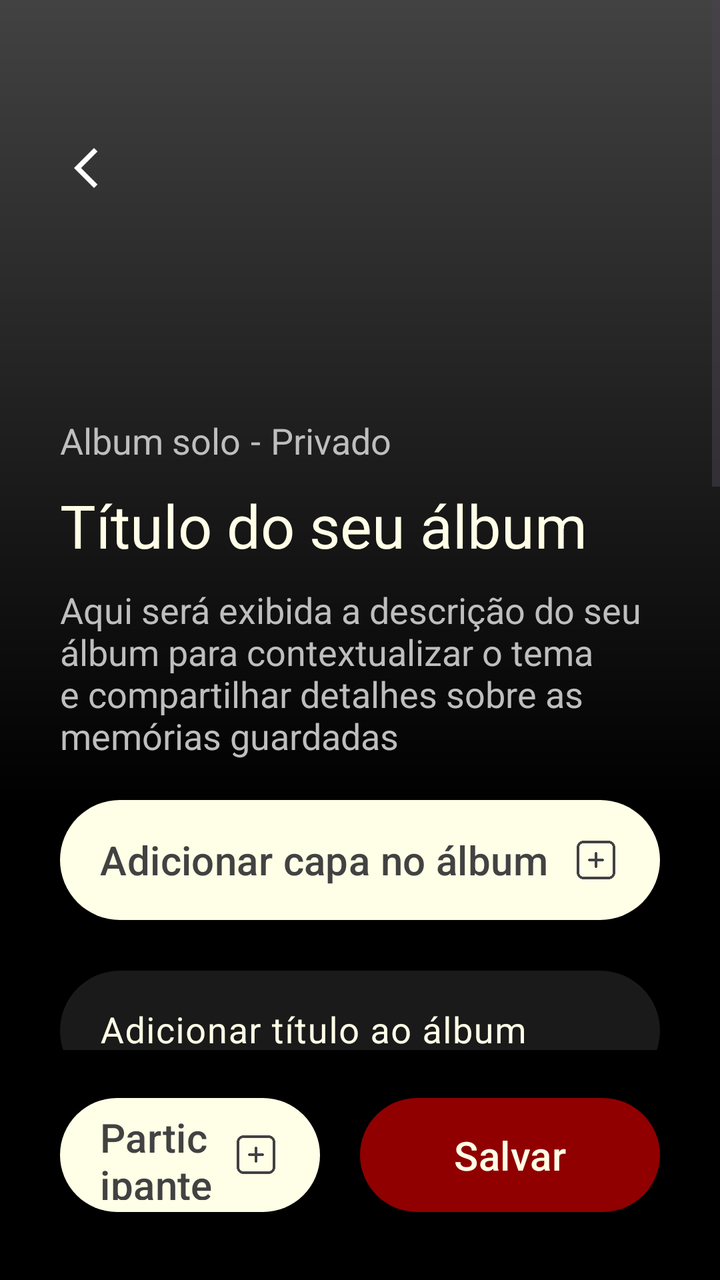
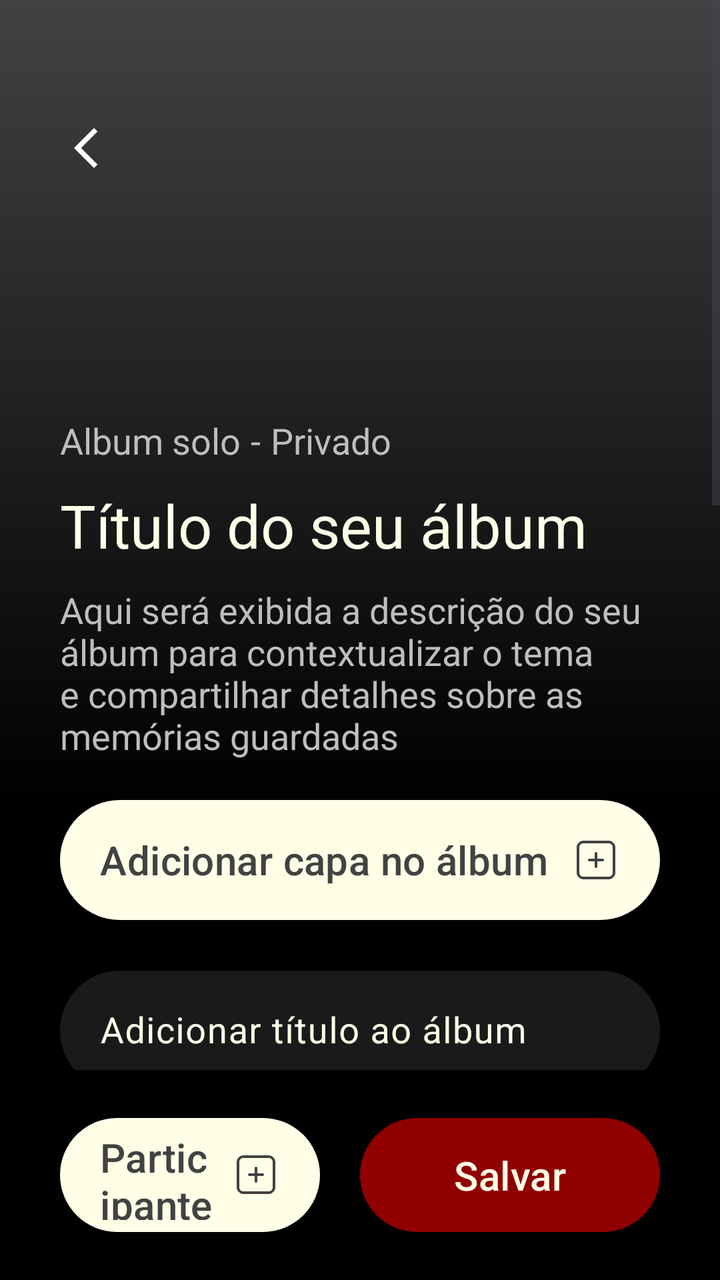

An Android layout rendered at two revisions. The XML below is the earlier revision; the diff shows what the commit changed to produce the second picture.
<!-- AndroidManifest.xml: application theme Theme.Monaly -->
<!-- res/layout/fragment_create_album.xml -->
<?xml version="1.0" encoding="utf-8"?>
<androidx.constraintlayout.widget.ConstraintLayout xmlns:android="http://schemas.android.com/apk/res/android"
    xmlns:app="http://schemas.android.com/apk/res-auto"
    xmlns:tools="http://schemas.android.com/tools"
    android:layout_width="match_parent"
    android:layout_height="match_parent"
    android:background="#000000">

    <com.google.android.material.button.MaterialButton
        android:id="@+id/buttomSaveAlbum"
        android:layout_width="150dp"
        android:layout_height="65dp"
        android:layout_marginEnd="30dp"
        android:layout_marginBottom="30dp"
        android:layout_weight="1"
        android:text="@string/create_album_button_save"
        android:textAllCaps="false"
        android:textColor="@color/bage_neutral"
        android:textSize="20sp"
        app:backgroundTint="@color/red"
        app:cornerRadius="30dp"
        app:layout_constraintBottom_toBottomOf="parent"
        app:layout_constraintEnd_toEndOf="parent" />

    <com.google.android.material.button.MaterialButton
        android:id="@+id/buttomAddParticipants"
        android:layout_width="0dp"
        android:layout_height="65dp"
        android:layout_marginStart="30dp"
        android:layout_marginEnd="20dp"
        android:layout_marginBottom="30dp"
        android:layout_weight="1"
        android:gravity="start|center_vertical"
        android:paddingStart="20dp"
        android:paddingEnd="20dp"
        android:text="@string/create_album_button_add_participants"
        android:textAllCaps="false"
        android:textColor="@color/gray_dark"
        android:textSize="20sp"
        app:backgroundTint="@color/bage_neutral"
        app:cornerRadius="30dp"
        app:icon="@drawable/ic_add_gray_dark"
        app:iconGravity="end"
        app:iconSize="24dp"
        app:iconTint="@null"
        app:layout_constraintBottom_toBottomOf="parent"
        app:layout_constraintEnd_toStartOf="@+id/buttomSaveAlbum"
        app:layout_constraintStart_toStartOf="parent" />

    <ScrollView
        android:id="@+id/scrollForm"
        android:layout_width="match_parent"
        android:layout_height="0dp"
        android:layout_marginBottom="20dp"
        android:fillViewport="true"
        app:layout_constraintBottom_toTopOf="@+id/buttomAddParticipants"
        app:layout_constraintEnd_toEndOf="parent"
        app:layout_constraintStart_toStartOf="parent"
        app:layout_constraintTop_toTopOf="parent">

        <androidx.constraintlayout.widget.ConstraintLayout
            android:layout_width="match_parent"
            android:layout_height="wrap_content"
            android:paddingBottom="20dp">

            <ImageView
                android:id="@+id/ivCoverPhoto"
                android:layout_width="0dp"
                android:layout_height="400dp"
                android:background="@color/gray_dark"
                android:scaleType="centerCrop"
                app:layout_constraintEnd_toEndOf="parent"
                app:layout_constraintStart_toStartOf="parent"
                app:layout_constraintTop_toTopOf="parent" />

            <ImageView
                android:id="@+id/imageGradientEffect"
                android:layout_width="0dp"
                android:layout_height="0dp"
                app:layout_constraintBottom_toBottomOf="@+id/ivCoverPhoto"
                app:layout_constraintEnd_toEndOf="parent"
                app:layout_constraintHorizontal_bias="0.0"
                app:layout_constraintStart_toStartOf="parent"
                app:layout_constraintTop_toTopOf="parent"
                app:srcCompat="@drawable/bg_gradient_black" />

            <ImageView
                android:id="@+id/btnBack"
                android:layout_width="48dp"
                android:layout_height="48dp"
                android:layout_marginStart="25dp"
                android:layout_marginTop="60dp"
                android:padding="12dp"
                android:src="@drawable/icon_arrow_back_ios"
                app:layout_constraintStart_toStartOf="parent"
                app:layout_constraintTop_toTopOf="parent"
                app:tint="#FFFFFF" />

            <com.google.android.material.button.MaterialButton
                android:id="@+id/buttonAddNewAlbum"
                android:layout_width="0dp"
                android:layout_height="60dp"
                android:layout_marginStart="30dp"
                android:layout_marginEnd="30dp"
                android:background="@drawable/drawable_background_button_gray_dark_10_dp"
                android:gravity="start|center_vertical"
                android:paddingStart="20dp"
                android:paddingEnd="20dp"
                android:text="@string/create_album_button_add_cover"
                android:textAllCaps="false"
                android:textColor="@color/gray_dark"
                android:textSize="20sp"
                app:backgroundTint="@color/bage_neutral"
                app:icon="@drawable/ic_add_gray_dark"
                app:iconGravity="end"
                app:iconSize="24dp"
                app:iconTint="@null"
                app:layout_constraintEnd_toEndOf="parent"
                app:layout_constraintHorizontal_bias="0.0"
                app:layout_constraintStart_toStartOf="parent"
                app:layout_constraintTop_toBottomOf="@+id/ivCoverPhoto" />

            <com.google.android.material.textfield.TextInputLayout
                android:id="@+id/TitleField"
                android:layout_width="match_parent"
                android:layout_height="wrap_content"
                android:layout_marginStart="30dp"
                android:layout_marginTop="20dp"
                android:layout_marginEnd="30dp"
                android:textColorHint="@color/bage_neutral"
                app:counterEnabled="true"
                app:counterMaxLength="50"
                app:counterTextColor="@color/bage_neutral"
                app:hintTextColor="@color/bage_neutral"
                app:layout_constraintEnd_toEndOf="parent"
                app:layout_constraintHorizontal_bias="0.0"
                app:layout_constraintStart_toStartOf="parent"
                app:layout_constraintTop_toBottomOf="@+id/buttonAddNewAlbum">

                <com.google.android.material.textfield.TextInputEditText
                    android:id="@+id/EditTitleField"
                    android:layout_width="match_parent"
                    android:layout_height="60dp"
                    android:background="@drawable/drawable_background_button_gray_deep_10_dp"
                    android:hint="@string/create_album_hint_title"
                    android:imeOptions="actionNext"
                    android:inputType="textCapSentences"
                    android:maxLength="50"
                    android:maxLines="1"
                    android:paddingStart="20dp"
                    android:paddingEnd="20dp"
                    android:textColor="@color/bage_neutral"
                    android:textSize="18sp" />

            </com.google.android.material.textfield.TextInputLayout>

            <com.google.android.material.textfield.TextInputLayout
                android:id="@+id/DescriptionField"
                android:layout_width="match_parent"
                android:layout_height="wrap_content"
                android:layout_marginStart="30dp"
                android:layout_marginEnd="30dp"
                android:textColorHint="@color/bage_neutral"
                app:counterEnabled="true"
                app:counterMaxLength="350"
                app:counterTextColor="@color/bage_neutral"
                app:hintTextColor="@color/bage_neutral"
                app:layout_constraintEnd_toEndOf="parent"
                app:layout_constraintStart_toStartOf="parent"
                app:layout_constraintTop_toBottomOf="@+id/TitleField">

                <com.google.android.material.textfield.TextInputEditText
                    android:id="@+id/EditDescriptionField"
                    android:layout_width="match_parent"
                    android:layout_height="250dp"
                    android:background="@drawable/drawable_background_button_gray_deep_10_dp"
                    android:gravity="top|start"
                    android:hint="@string/create_album_hint_description"
                    android:imeOptions="actionDone"
                    android:inputType="textCapSentences"
                    android:maxLength="350"
                    android:paddingStart="20dp"
                    android:paddingEnd="20dp"
                    android:textColor="@color/gray_medium"
                    android:textSize="18sp" />

            </com.google.android.material.textfield.TextInputLayout>

            <androidx.cardview.widget.CardView
                android:id="@+id/cvParticipantsMock"
                android:layout_width="match_parent"
                android:layout_height="wrap_content"
                android:layout_marginStart="30dp"
                android:layout_marginTop="5dp"
                android:layout_marginEnd="30dp"
                app:cardBackgroundColor="#262626"
                app:cardCornerRadius="30dp"
                app:cardElevation="0dp"
                app:layout_constraintEnd_toEndOf="parent"
                app:layout_constraintStart_toStartOf="parent"
                app:layout_constraintTop_toBottomOf="@+id/DescriptionField">

                <LinearLayout
                    android:background="@color/gray_deep"
                    android:layout_width="match_parent"
                    android:layout_height="wrap_content"
                    android:orientation="vertical"
                    android:padding="20dp">

                    <TextView
                        android:layout_width="wrap_content"
                        android:layout_height="wrap_content"
                        android:layout_marginBottom="30dp"
                        android:text="@string/create_album_participants_title"
                        android:textColor="@color/bage_neutral"
                        android:textSize="18sp" />

                    <LinearLayout
                        android:layout_width="match_parent"
                        android:layout_height="wrap_content"
                        android:orientation="horizontal">

                        <ImageView
                            android:layout_width="40dp"
                            android:layout_height="40dp"
                            android:layout_marginEnd="15dp"
                            android:background="@drawable/drawable_background_button_gray_deep_10_dp"
                            android:src="@drawable/ic_profile_bage_neutral" />

                        <ImageView
                            android:layout_width="40dp"
                            android:layout_height="40dp"
                            android:layout_marginEnd="15dp"
                            android:background="@drawable/drawable_background_button_gray_deep_10_dp"
                            android:src="@drawable/ic_profile_bage_neutral" />

                        <TextView
                            android:layout_width="40dp"
                            android:layout_height="40dp"
                            android:background="@drawable/drawable_background_button_gray_deep_10_dp"
                            android:gravity="center"
                            android:text="..."
                            android:textColor="@color/bage_neutral"
                            android:textSize="18sp"
                            android:textStyle="bold" />

                    </LinearLayout>

                </LinearLayout>

            </androidx.cardview.widget.CardView>

            <com.google.android.material.switchmaterial.SwitchMaterial
                android:id="@+id/switchPublic"
                android:layout_width="match_parent"
                android:layout_height="wrap_content"
                android:layout_marginStart="40dp"
                android:layout_marginTop="20dp"
                android:layout_marginEnd="40dp"
                android:text="@string/create_album_switch_public"
                android:textColor="@color/bage_neutral"
                android:textSize="16sp"
                app:layout_constraintEnd_toEndOf="parent"
                app:layout_constraintStart_toStartOf="parent"
                app:layout_constraintTop_toBottomOf="@+id/cvParticipantsMock" />

            <com.google.android.material.switchmaterial.SwitchMaterial
                android:id="@+id/switchDownload"
                android:layout_width="match_parent"
                android:layout_height="wrap_content"
                android:layout_marginStart="40dp"
                android:layout_marginTop="16dp"
                android:layout_marginEnd="40dp"
                android:text="@string/create_album_switch_download"
                android:textColor="@color/bage_neutral"
                android:textSize="16sp"
                app:layout_constraintEnd_toEndOf="parent"
                app:layout_constraintStart_toStartOf="parent"
                app:layout_constraintTop_toBottomOf="@+id/switchPublic" />

            <TextView
                android:id="@+id/textView3"
                android:layout_width="0dp"
                android:layout_height="wrap_content"
                android:layout_marginStart="30dp"
                android:layout_marginEnd="30dp"
                android:layout_marginBottom="20dp"
                android:text="@string/create_album_description_field"
                android:textColor="@color/gray_medium"
                android:textSize="18sp"
                app:layout_constraintBottom_toBottomOf="@+id/ivCoverPhoto"
                app:layout_constraintEnd_toEndOf="parent"
                app:layout_constraintStart_toStartOf="@+id/ivCoverPhoto" />

            <TextView
                android:id="@+id/textView6"
                android:layout_width="0dp"
                android:layout_height="wrap_content"
                android:layout_marginStart="30dp"
                android:layout_marginEnd="30dp"
                android:layout_marginBottom="10dp"
                android:text="@string/create_album_title_field"
                android:textColor="@color/bage_neutral"
                android:textSize="30sp"
                app:layout_constraintBottom_toTopOf="@+id/textView3"
                app:layout_constraintEnd_toEndOf="parent"
                app:layout_constraintStart_toStartOf="parent" />

            <TextView
                android:id="@+id/textView7"
                android:layout_width="wrap_content"
                android:layout_height="wrap_content"
                android:layout_marginStart="30dp"
                android:layout_marginBottom="10dp"
                android:text="@string/create_album_status_solo_shared"
                android:textColor="@color/gray_medium"
                android:textSize="18sp"
                app:layout_constraintBottom_toTopOf="@+id/textView6"
                app:layout_constraintStart_toStartOf="parent" />

            <TextView
                android:id="@+id/textView8"
                android:layout_width="wrap_content"
                android:layout_height="wrap_content"
                android:layout_marginStart="5dp"
                android:layout_marginBottom="10dp"
                android:text="@string/create_album_space"
                android:textColor="@color/gray_medium"
                android:textSize="18sp"
                app:layout_constraintBottom_toTopOf="@+id/textView6"
                app:layout_constraintStart_toEndOf="@+id/textView7" />

            <TextView
                android:id="@+id/textView9"
                android:layout_width="wrap_content"
                android:layout_height="wrap_content"
                android:layout_marginStart="5dp"
                android:layout_marginBottom="10dp"
                android:text="@string/create_album_status_private_public"
                android:textColor="@color/gray_medium"
                android:textSize="18sp"
                app:layout_constraintBottom_toTopOf="@+id/textView6"
                app:layout_constraintStart_toEndOf="@+id/textView8" />

        </androidx.constraintlayout.widget.ConstraintLayout>

    </ScrollView>

</androidx.constraintlayout.widget.ConstraintLayout>
<!-- resources referenced by this layout -->
<resources>
  <color name="bage_neutral">#fffee7</color>
  <color name="gray_dark">#424242</color>
  <color name="gray_deep">#1A1A1A</color>
  <color name="gray_medium">#BEBEBE</color>
  <color name="red">#900000</color>
  <!-- drawable bg_gradient_black (drawable) -->
  <?xml version="1.0" encoding="utf-8"?>
  <shape xmlns:android="http://schemas.android.com/apk/res/android"
  
      android:shape="rectangle">
  
      <gradient
  
          android:angle="90"
          android:startColor="@color/black"
          android:endColor="#00000000"
          android:type="linear"/>
  
  </shape>
  <!-- drawable drawable_background_button_gray_dark_10_dp (drawable) -->
  <?xml version="1.0" encoding="utf-8"?>
  <shape xmlns:android="http://schemas.android.com/apk/res/android">
  
      <corners android:radius="30dp"/>
      <solid android:color="@color/gray_dark"/>
  
  </shape>
  <!-- drawable drawable_background_button_gray_deep_10_dp (drawable) -->
  <?xml version="1.0" encoding="utf-8"?>
  <shape xmlns:android="http://schemas.android.com/apk/res/android">
  
      <solid android:color="@color/gray_deep"/>
      <corners android:radius="30dp"/>
  
  </shape>
  <!-- drawable ic_add_gray_dark: png bitmap (drawable, 1667 bytes) -->
  <!-- drawable ic_profile_bage_neutral: png bitmap (drawable, 1723 bytes) -->
  <!-- drawable icon_arrow_back_ios (drawable) -->
  <vector xmlns:android="http://schemas.android.com/apk/res/android" android:autoMirrored="true" android:height="24dp" android:tint="#FFFAC9" android:viewportHeight="960" android:viewportWidth="960" android:width="24dp">
        
      <path android:fillColor="@android:color/white" android:pathData="M400,880L0,480L400,80L471,151L142,480L471,809L400,880Z"/>
      
  </vector>
  <string name="create_album_button_add_cover">Adicionar capa no álbum</string>
  <string name="create_album_button_add_participants">Participantes</string>
  <string name="create_album_button_save">Salvar</string>
  <string name="create_album_description_field">Aqui será exibida a descrição do seu álbum para contextualizar o tema e compartilhar detalhes sobre as memórias guardadas</string>
  <string name="create_album_hint_description">Adicionar descrição ao álbum</string>
  <string name="create_album_hint_title">Adicionar título ao álbum</string>
  <string name="create_album_participants_title">Participantes</string>
  <string name="create_album_space"> - </string>
  <string name="create_album_status_private_public">Privado</string>
  <string name="create_album_status_solo_shared">Album solo</string>
  <string name="create_album_switch_download">Permitir download de mídias</string>
  <string name="create_album_switch_public">Álbum público</string>
  <string name="create_album_title_field">Título do seu álbum</string>
  <style name="Theme.Monaly" parent="Base.Theme.Monaly" />
  <color name="black">#000000</color>
  <style name="Base.Theme.Monaly" parent="Theme.Material3.DayNight.NoActionBar">
  
          <item name="android:navigationBarColor">@color/black</item>
  
      </style>
</resources>

<!-- the commit's change to res/layout/fragment_create_album.xml (unified diff, before → after) -->
@@ -11,7 +11,7 @@
         android:layout_width="150dp"
         android:layout_height="65dp"
         android:layout_marginEnd="30dp"
-        android:layout_marginBottom="30dp"
+        android:layout_marginBottom="20dp"
         android:layout_weight="1"
         android:text="@string/create_album_button_save"
         android:textAllCaps="false"
@@ -28,7 +28,7 @@
         android:layout_height="65dp"
         android:layout_marginStart="30dp"
         android:layout_marginEnd="20dp"
-        android:layout_marginBottom="30dp"
+        android:layout_marginBottom="20dp"
         android:layout_weight="1"
         android:gravity="start|center_vertical"
         android:paddingStart="20dp"
@@ -89,7 +89,7 @@
                 android:layout_width="48dp"
                 android:layout_height="48dp"
                 android:layout_marginStart="25dp"
-                android:layout_marginTop="60dp"
+                android:layout_marginTop="50dp"
                 android:padding="12dp"
                 android:src="@drawable/icon_arrow_back_ios"
                 app:layout_constraintStart_toStartOf="parent"
